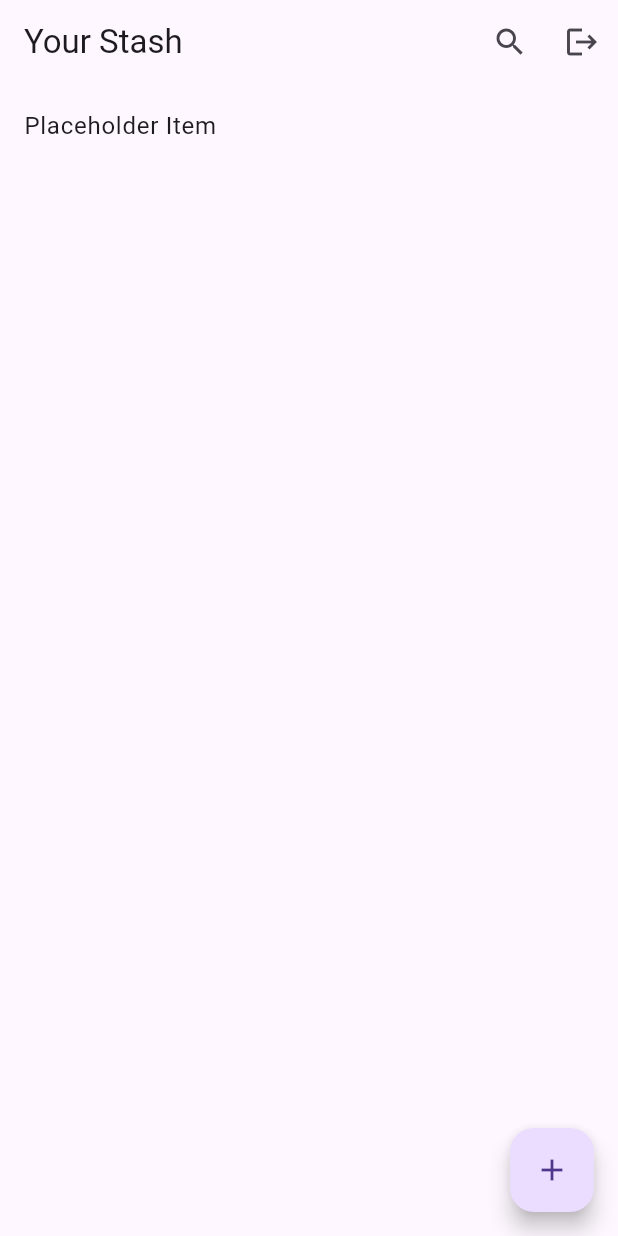
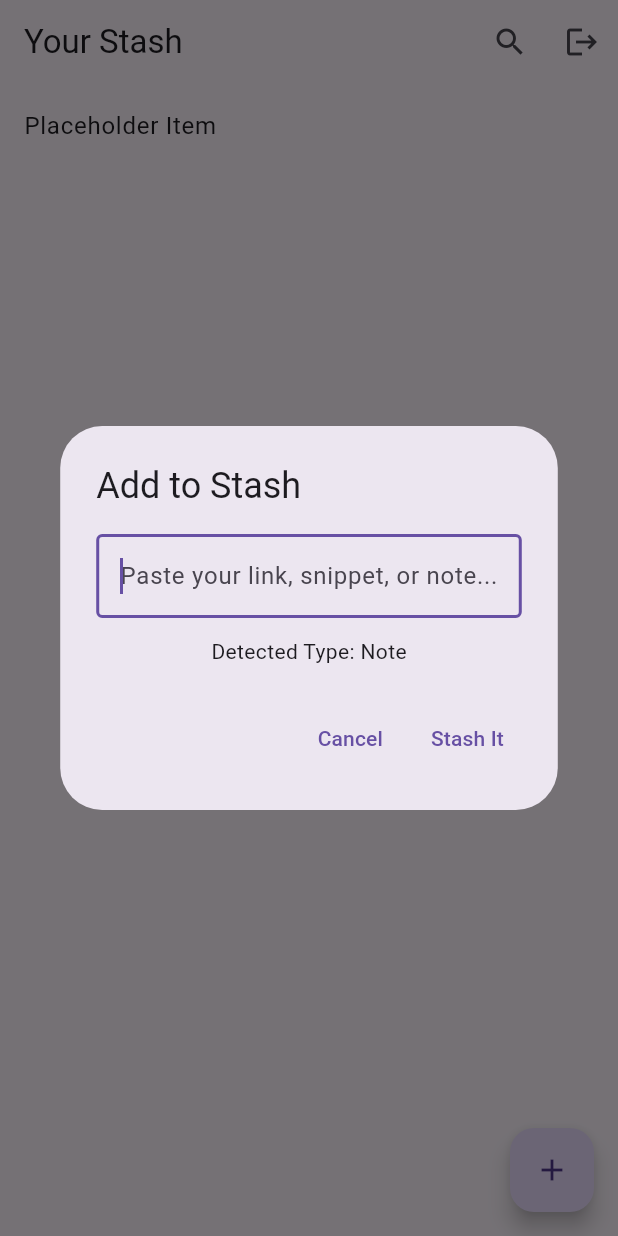
Before and after one commit to oreiscool/stash, a Flutter app: the screen it shows once a user with an empty profile is signed in, after a tap on the "add" icon, on a phone screen of 412 x 824 dp. Run offline on Flutter 3.47's test engine with Material 3 defaults, Android fonts, the phone set to English and light mode, and no system bars; our stand-ins replace cloud_firestore, firebase_auth, firebase_core, flutter_riverpod, riverpod_annotation; accounts and stored records are empty; generated files the repository leaves out were written again.

Commit message:
feat(dialog): add AddStashItemDialog for creating new stash items

```diff
--- a/lib/pages/home_page.dart
+++ b/lib/pages/home_page.dart
@@ -1,6 +1,7 @@
 import 'package:flutter/material.dart';
 import 'package:flutter_riverpod/flutter_riverpod.dart';
 import 'package:stash/data/repos/auth_repo.dart';
+import 'package:stash/widgets/add_stash_item_dialog.dart';
 
 class HomePage extends ConsumerWidget {
   const HomePage({super.key});
@@ -51,7 +52,10 @@ class HomePage extends ConsumerWidget {
       floatingActionButton: FloatingActionButton(
         child: const Icon(Icons.add),
         onPressed: () {
-          // TODO: Implement the "Add Stash Item" dialog
+          showDialog(
+            context: context,
+            builder: (context) => const AddStashItemDialog(),
+          );
         },
       ),
       body: ListView.builder(
--- /dev/null
+++ b/lib/widgets/add_stash_item_dialog.dart
@@ -0,0 +1,91 @@
+import 'package:flutter/material.dart';
+import 'package:flutter_riverpod/flutter_riverpod.dart';
+import 'package:stash/data/repos/stash_repo.dart';
+
+class AddStashItemDialog extends ConsumerStatefulWidget {
+  const AddStashItemDialog({super.key});
+
+  @override
+  ConsumerState<AddStashItemDialog> createState() => _AddStashItemDialogState();
+}
+
+class _AddStashItemDialogState extends ConsumerState<AddStashItemDialog> {
+  final _contentController = TextEditingController();
+  String _detectedType = 'Note';
+  bool isLink = false;
+
+  void _parseContent(String content) {
+    final trimmedContent = content.trim();
+    final urlRegex = RegExp(
+      r'(?:(?:https?|ftp):\/\/)?[\w/\-?=%.]+\.[\w/\-?=%.]+',
+      caseSensitive: false,
+    );
+    isLink = urlRegex.hasMatch(trimmedContent);
+    final isSnippet =
+        trimmedContent.contains(';') ||
+        trimmedContent.contains('{') ||
+        trimmedContent.contains('}');
+
+    setState(() {
+      if (isLink) {
+        _detectedType = 'Link';
+      } else if (isSnippet) {
+        _detectedType = 'Snippet';
+      } else {
+        _detectedType = 'Note';
+      }
+    });
+  }
+
+  @override
+  void dispose() {
+    _contentController.dispose();
+    super.dispose();
+  }
+
+  @override
+  Widget build(BuildContext context) {
+    return AlertDialog(
+      title: const Text('Add to Stash'),
+      content: SingleChildScrollView(
+        child: Column(
+          mainAxisAlignment: MainAxisAlignment.center,
+          children: [
+            ConstrainedBox(
+              constraints: const BoxConstraints(maxWidth: 300),
+              child: TextField(
+                controller: _contentController,
+                autofocus: true,
+                maxLines: null,
+                onChanged: _parseContent,
+                decoration: const InputDecoration(
+                  hintText: 'Paste your link, snippet, or note...',
+                  border: OutlineInputBorder(),
+                ),
+              ),
+            ),
+            const SizedBox(height: 12),
+            Text('Detected Type: $_detectedType'),
+          ],
+        ),
+      ),
+      actions: <Widget>[
+        TextButton(
+          onPressed: () => Navigator.of(context).pop(),
+          child: const Text('Cancel'),
+        ),
+        TextButton(
+          onPressed: () {
+            final content = _contentController.text.trim();
+            if (content.isEmpty) return;
+            ref
+                .read(stashRepoProvider)
+                .addStashItem(content: content, type: _detectedType);
+            Navigator.of(context).pop();
+          },
+          child: const Text('Stash It'),
+        ),
+      ],
+    );
+  }
+}
```
